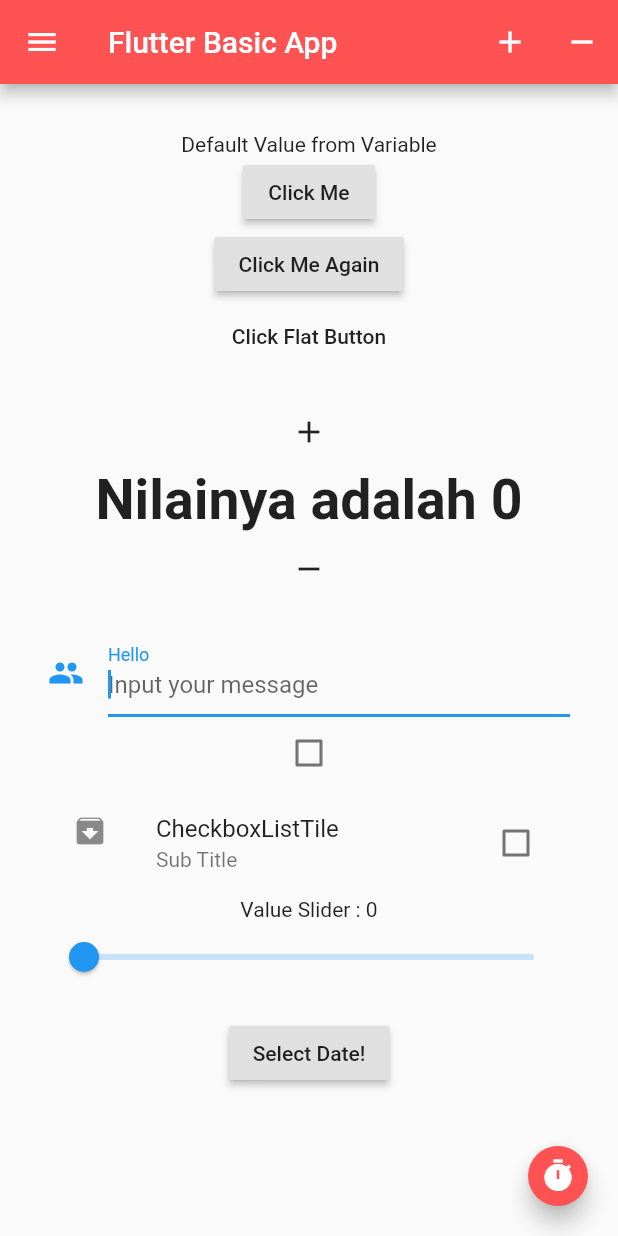
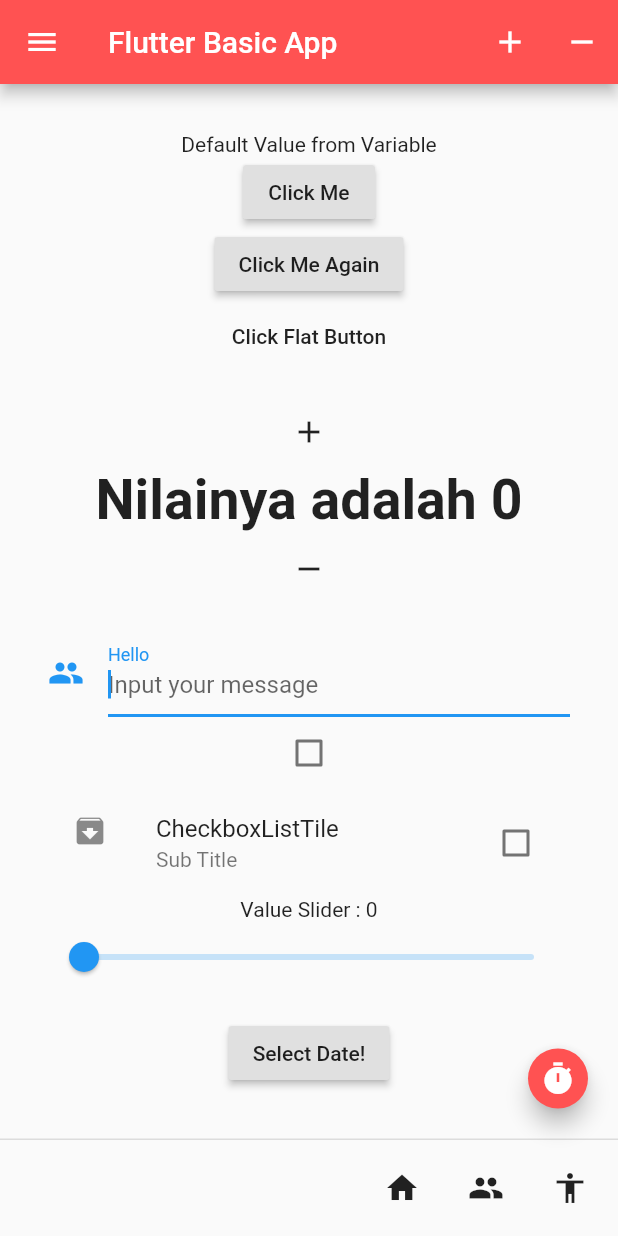
Before and after one commit to mrjuoss/flutter_app_basic, a Flutter app: the screen it shows after launch, on a phone screen of 412 x 824 dp. Run offline on Flutter 3.47's test engine with Material 2 defaults, Android fonts, the phone set to English and light mode, and no system bars.

Commit message:
Add Footer Button

```diff
--- a/lib/main.dart
+++ b/lib/main.dart
@@ -122,6 +122,11 @@ class _MyAppState extends State<MyApp> {
           ),
         ),
       ),
+      persistentFooterButtons: <Widget>[
+        new IconButton(icon: new Icon(Icons.home), onPressed: () => _onSubmit('Footer Button 1') ),
+        new IconButton(icon: new Icon(Icons.people), onPressed: () => _onSubmit('Footer Button 2')),
+        new IconButton(icon: new Icon(Icons.accessibility), onPressed: () => _onSubmit('Footer Button 3')),
+      ],
       body: new Container(
         padding: new EdgeInsets.all(32.0),
         child: new Column(
```
